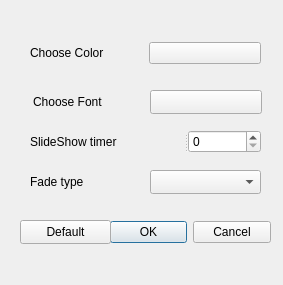
First picture: the form in settingsdlg.ui, repository sdutz/QPhoto, before the edit.
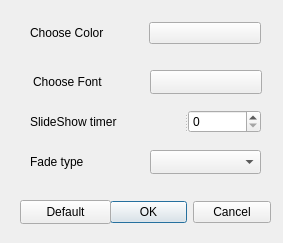
Second picture: the form after the edit.

Diff of the .ui file:
```diff
--- a/settingsdlg.ui
+++ b/settingsdlg.ui
@@ -7,7 +7,7 @@
     <x>0</x>
     <y>0</y>
     <width>283</width>
-    <height>285</height>
+    <height>243</height>
    </rect>
   </property>
   <property name="windowTitle">
@@ -17,7 +17,7 @@
    <property name="geometry">
     <rect>
      <x>110</x>
-     <y>220</y>
+     <y>200</y>
      <width>161</width>
      <height>25</height>
     </rect>
@@ -33,7 +33,7 @@
    <property name="geometry">
     <rect>
      <x>20</x>
-     <y>220</y>
+     <y>200</y>
      <width>91</width>
      <height>24</height>
     </rect>
@@ -46,7 +46,7 @@
    <property name="geometry">
     <rect>
      <x>30</x>
-     <y>40</y>
+     <y>20</y>
      <width>231</width>
      <height>26</height>
     </rect>
@@ -72,7 +72,7 @@
    <property name="geometry">
     <rect>
      <x>30</x>
-     <y>130</y>
+     <y>110</y>
      <width>231</width>
      <height>23</height>
     </rect>
@@ -91,7 +91,7 @@
    <property name="geometry">
     <rect>
      <x>33</x>
-     <y>90</y>
+     <y>70</y>
      <width>113</width>
      <height>24</height>
     </rect>
@@ -104,7 +104,7 @@
    <property name="geometry">
     <rect>
      <x>150</x>
-     <y>90</y>
+     <y>70</y>
      <width>112</width>
      <height>24</height>
     </rect>
@@ -117,7 +117,7 @@
    <property name="geometry">
     <rect>
      <x>150</x>
-     <y>170</y>
+     <y>150</y>
      <width>111</width>
      <height>24</height>
     </rect>
@@ -127,7 +127,7 @@
    <property name="geometry">
     <rect>
      <x>30</x>
-     <y>170</y>
+     <y>150</y>
      <width>157</width>
      <height>23</height>
     </rect>
```
